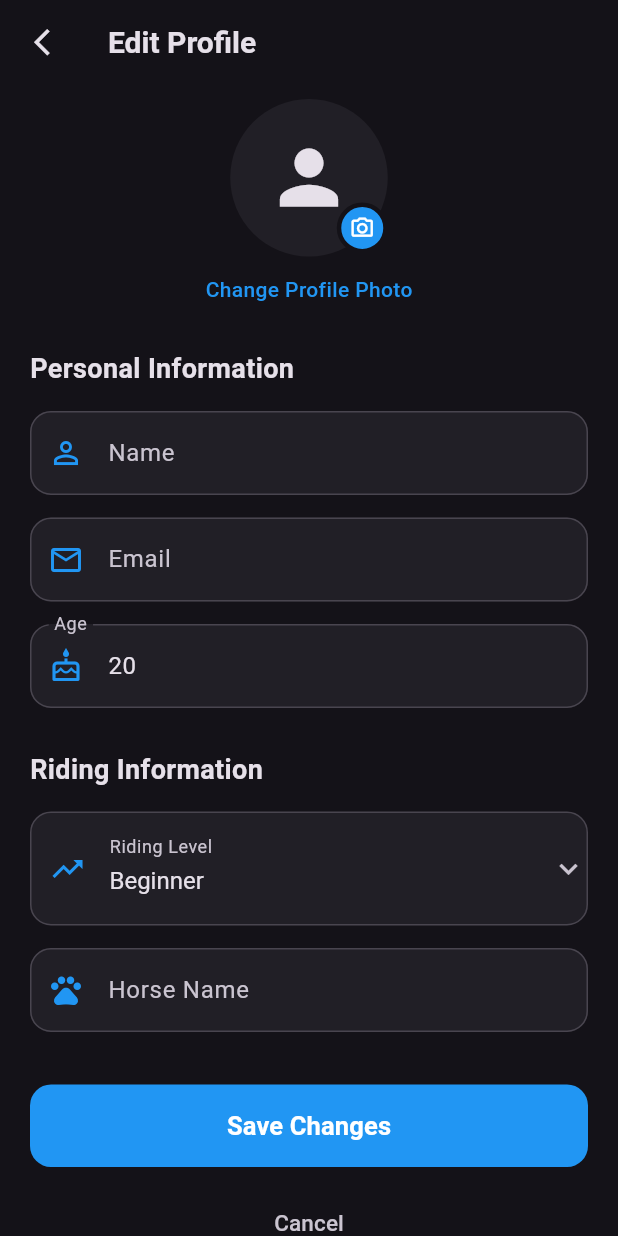
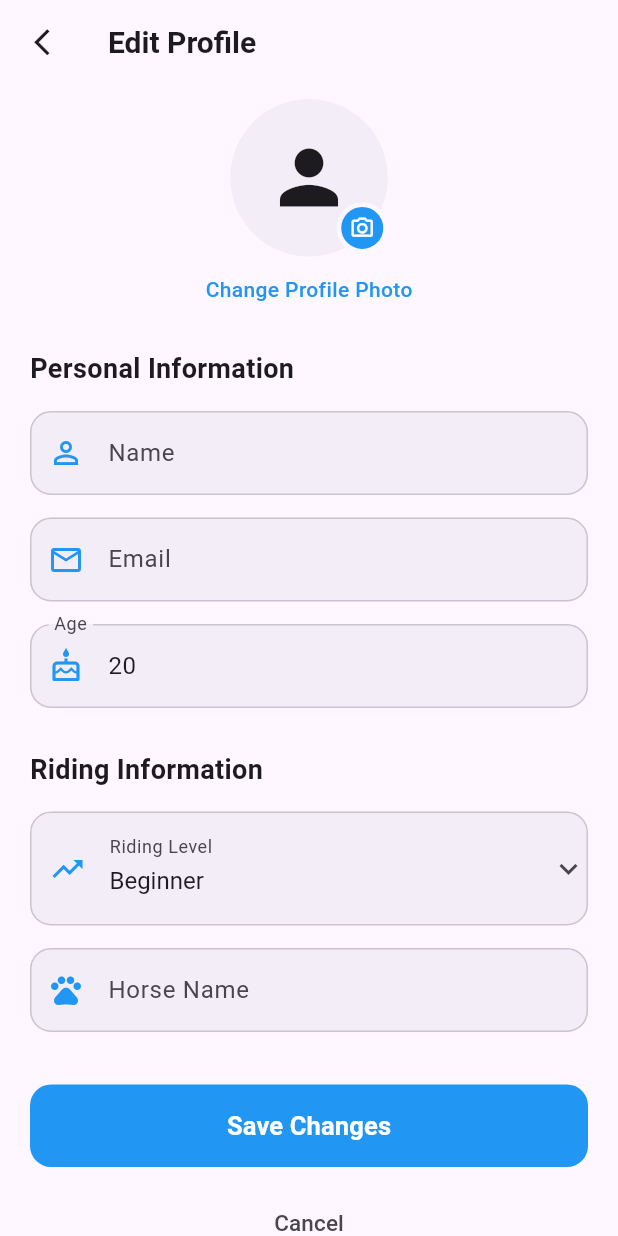
Before and after one commit to Sreenu-123/Ashwa, a Flutter app: the ProfileScreen screen opened directly with empty values, after a tap on "Edit Profile", on a phone screen of 412 x 824 dp. Run offline on Flutter 3.47's test engine with Material 3 defaults, Android fonts, the phone set to English and light mode, and no system bars; our stand-ins replace image_picker, shared_preferences; accounts and stored records are empty.

Commit message:
Update light theme and persist profile image

```diff
--- a/lib/Screens/Home/profile_screen.dart
+++ b/lib/Screens/Home/profile_screen.dart
@@ -1,6 +1,7 @@
 import 'dart:io';
 
 import 'package:flutter/material.dart';
+import 'package:path_provider/path_provider.dart';
 import 'package:shared_preferences/shared_preferences.dart';
 
 import '../Profile/settings_screen.dart';
@@ -18,89 +19,178 @@ class ProfileScreen extends StatefulWidget {
 }
 
 class _ProfileScreenState extends State<ProfileScreen> {
-  // ================= PROFILE DATA =================
-
   String name = 'Rider';
   String email = 'rider@example.com';
   String age = '20';
   String horseName = '';
   String ridingLevel = 'Beginner';
 
-  // ================= PROFILE IMAGE =================
-
   String? profileImagePath;
-
-  // ================= INIT =================
 
   @override
   void initState() {
     super.initState();
-
-    loadProfile();
+    loadProfileData();
   }
 
-  // ================= LOAD PROFILE =================
+  // ============================================================
+  // LOAD PROFILE DATA
+  // ============================================================
 
-  Future<void> loadProfile() async {
+  Future<void> loadProfileData() async {
     final prefs = await SharedPreferences.getInstance();
 
-    if (!mounted) return;
+    final savedName = prefs.getString('profile_name');
+    final savedEmail = prefs.getString('profile_email');
+    final savedAge = prefs.getString('profile_age');
+    final savedHorseName = prefs.getString('profile_horse_name');
+    final savedRidingLevel = prefs.getString('profile_riding_level');
 
-    setState(() {
-      name = prefs.getString('profile_name') ?? 'Rider';
+    // We store ONLY the filename in SharedPreferences.
+    final savedImageName = prefs.getString('profile_image_name');
 
-      email = prefs.getString('profile_email') ?? 'rider@example.com';
+    String? imagePath;
 
-      age = prefs.getString('profile_age') ?? '20';
+    if (savedImageName != null && savedImageName.isNotEmpty) {
+      final directory = await getApplicationSupportDirectory();
 
-      horseName = prefs.getString('profile_horse_name') ?? '';
+      final file = File('${directory.path}/$savedImageName');
 
-      ridingLevel = prefs.getString('profile_riding_level') ?? 'Beginner';
-
-      profileImagePath = prefs.getString('profile_image_path');
-    });
-  }
-
-  // ================= SAVE PROFILE =================
-
-  Future<void> saveProfile(Map result) async {
-    final prefs = await SharedPreferences.getInstance();
-
-    final newName = result['name'] ?? name;
-    final newEmail = result['email'] ?? email;
-    final newAge = result['age'] ?? age;
-    final newHorseName = result['horseName'] ?? horseName;
-    final newRidingLevel = result['ridingLevel'] ?? ridingLevel;
-
-    final newProfileImagePath = result['profileImagePath'] ?? profileImagePath;
-
-    await prefs.setString('profile_name', newName);
-
-    await prefs.setString('profile_email', newEmail);
-
-    await prefs.setString('profile_age', newAge);
-
-    await prefs.setString('profile_horse_name', newHorseName);
-
-    await prefs.setString('profile_riding_level', newRidingLevel);
-
-    if (newProfileImagePath != null) {
-      await prefs.setString('profile_image_path', newProfileImagePath);
+      if (await file.exists()) {
+        imagePath = file.path;
+      }
     }
 
     if (!mounted) return;
 
     setState(() {
-      name = newName;
-      email = newEmail;
-      age = newAge;
-      horseName = newHorseName;
-      ridingLevel = newRidingLevel;
-      profileImagePath = newProfileImagePath;
+      name = savedName ?? 'Rider';
+      email = savedEmail ?? 'rider@example.com';
+      age = savedAge ?? '20';
+      horseName = savedHorseName ?? '';
+      ridingLevel = savedRidingLevel ?? 'Beginner';
+
+      profileImagePath = imagePath;
     });
+
+    debugPrint('Loaded profile image: $imagePath');
   }
 
-  // ================= BUILD =================
+  // ============================================================
+  // SAVE PROFILE DATA
+  // ============================================================
+
+  Future<void> saveProfileData() async {
+    final prefs = await SharedPreferences.getInstance();
+
+    await prefs.setString('profile_name', name);
+    await prefs.setString('profile_email', email);
+    await prefs.setString('profile_age', age);
+    await prefs.setString('profile_horse_name', horseName);
+    await prefs.setString('profile_riding_level', ridingLevel);
+  }
+
+  // ============================================================
+  // SAVE PROFILE IMAGE PERMANENTLY
+  // ============================================================
+
+  Future<String?> saveProfileImage(String imagePath) async {
+    try {
+      final sourceFile = File(imagePath);
+
+      if (!await sourceFile.exists()) {
+        debugPrint('Source image does not exist.');
+        return null;
+      }
+
+      final directory = await getApplicationSupportDirectory();
+
+      const fileName = 'ashwa_profile_image.jpg';
+
+      final permanentFile = File('${directory.path}/$fileName');
+
+      // Read original image bytes.
+      final imageBytes = await sourceFile.readAsBytes();
+
+      // Write image bytes into permanent app storage.
+      await permanentFile.writeAsBytes(imageBytes, flush: true);
+
+      // Save ONLY filename.
+      final prefs = await SharedPreferences.getInstance();
+
+      await prefs.setString('profile_image_name', fileName);
+
+      debugPrint('Profile image permanently saved: ${permanentFile.path}');
+
+      return permanentFile.path;
+    } catch (e) {
+      debugPrint('PROFILE IMAGE SAVE ERROR: $e');
+
+      return null;
+    }
+  }
+
+  // ============================================================
+  // OPEN EDIT PROFILE
+  // ============================================================
+
+  Future<void> openEditProfile() async {
+    final result = await Navigator.push(
+      context,
+      MaterialPageRoute(
+        builder: (context) => EditProfileScreen(
+          name: name,
+          email: email,
+          age: age,
+          horseName: horseName,
+          ridingLevel: ridingLevel,
+          currentProfileImagePath: profileImagePath,
+        ),
+      ),
+    );
+
+    if (result == null || result is! Map) {
+      return;
+    }
+
+    // ----------------------------------------------------------
+    // PROFILE DATA
+    // ----------------------------------------------------------
+
+    setState(() {
+      name = result['name'] ?? name;
+      email = result['email'] ?? email;
+      age = result['age'] ?? age;
+      horseName = result['horseName'] ?? horseName;
+      ridingLevel = result['ridingLevel'] ?? ridingLevel;
+    });
+
+    // ----------------------------------------------------------
+    // PROFILE IMAGE
+    // ----------------------------------------------------------
+
+    final returnedImagePath = result['profileImagePath'];
+
+    if (returnedImagePath != null && returnedImagePath.toString().isNotEmpty) {
+      final savedPath = await saveProfileImage(returnedImagePath.toString());
+
+      if (savedPath != null && mounted) {
+        setState(() {
+          profileImagePath = savedPath;
+        });
+      }
+    }
+
+    // ----------------------------------------------------------
+    // SAVE OTHER DATA
+    // ----------------------------------------------------------
+
+    await saveProfileData();
+  }
+
+  // ============================================================
+  // BUILD
+  // ============================================================
 
   @override
   Widget build(BuildContext context) {
@@ -112,12 +202,13 @@ class _ProfileScreenState extends State<ProfileScreen> {
       body: SafeArea(
         child: SingleChildScrollView(
           physics: const BouncingScrollPhysics(),
-
           padding: const EdgeInsets.all(20),
 
           child: Column(
             children: [
-              // ================= PROFILE =================
+              // ==================================================
+              // PROFILE IMAGE
+              // ==================================================
               CircleAvatar(
                 radius: 48,
 
@@ -138,9 +229,11 @@ class _ProfileScreenState extends State<ProfileScreen> {
 
               const SizedBox(height: 15),
 
+              // ==================================================
+              // NAME
+              // ==================================================
               Text(
                 name,
-
                 style: TextStyle(
                   color: colorScheme.onSurface,
                   fontSize: 24,
@@ -152,7 +245,6 @@ class _ProfileScreenState extends State<ProfileScreen> {
 
               Text(
                 '$ridingLevel Rider',
-
                 style: TextStyle(
                   color: colorScheme.onSurfaceVariant,
                   fontSize: 15,
@@ -161,15 +253,15 @@ class _ProfileScreenState extends State<ProfileScreen> {
 
               const SizedBox(height: 25),
 
-              // ================= STATS =================
+              // ==================================================
+              // STATS
+              // ==================================================
               Container(
                 width: double.infinity,
-
                 padding: const EdgeInsets.symmetric(vertical: 20),
 
                 decoration: BoxDecoration(
                   color: colorScheme.surfaceContainer,
-
                   borderRadius: BorderRadius.circular(20),
                 ),
 
@@ -178,11 +270,8 @@ class _ProfileScreenState extends State<ProfileScreen> {
 
                   children: [
                     profileStat(context, '12', 'Rides'),
-
                     profileStat(context, '8', 'Lessons'),
-
                     profileStat(context, '85%', 'Best Score'),
-
                     profileStat(context, '7 Days', 'Streaks'),
                   ],
                 ),
@@ -190,53 +279,30 @@ class _ProfileScreenState extends State<ProfileScreen> {
 
               const SizedBox(height: 25),
 
-              // ================= EDIT PROFILE =================
+              // ==================================================
+              // EDIT PROFILE
+              // ==================================================
               profileOption(
                 context: context,
-
                 icon: Icons.edit_outlined,
-
                 title: 'Edit Profile',
-
                 subtitle: 'Update your rider information',
-
-                onTap: () async {
-                  final result = await Navigator.push(
-                    context,
-
-                    MaterialPageRoute(
-                      builder: (context) => EditProfileScreen(
-                        name: name,
-                        email: email,
-                        age: age,
-                        horseName: horseName,
-                        ridingLevel: ridingLevel,
-                      ),
-                    ),
-                  );
-
-                  if (result != null && result is Map) {
-                    await saveProfile(result);
-                  }
-                },
+                onTap: openEditProfile,
               ),
 
               const SizedBox(height: 12),
 
-              // ================= ACHIEVEMENTS =================
+              // ==================================================
+              // ACHIEVEMENTS
+              // ==================================================
               profileOption(
                 context: context,
-
                 icon: Icons.emoji_events_outlined,
-
                 title: 'Achievements',
-
                 subtitle: 'View your riding achievements',
-
                 onTap: () {
                   Navigator.push(
                     context,
-
                     MaterialPageRoute(
                       builder: (context) => const AchievementsScreen(),
                     ),
@@ -246,20 +312,17 @@ class _ProfileScreenState extends State<ProfileScreen> {
 
               const SizedBox(height: 12),
 
-              // ================= SETTINGS =================
+              // ==================================================
+              // SETTINGS
+              // ==================================================
               profileOption(
                 context: context,
-
                 icon: Icons.settings_outlined,
-
                 title: 'Settings',
-
                 subtitle: 'Manage your app preferences',
-
                 onTap: () {
                   Navigator.push(
                     context,
-
                     MaterialPageRoute(
                       builder: (context) => SettingsScreen(
                         onThemeChanged: (mode) {
@@ -273,20 +336,17 @@ class _ProfileScreenState extends State<ProfileScreen> {
 
               const SizedBox(height: 12),
 
-              // ================= ABOUT =================
+              // ==================================================
+              // ABOUT
+              // ==================================================
               profileOption(
                 context: context,
-
                 icon: Icons.info_outline,
-
                 title: 'About ASHWA',
-
                 subtitle: 'Learn more about ASHWA',
-
                 onTap: () {
                   Navigator.push(
                     context,
-
                     MaterialPageRoute(
                       builder: (context) => const AboutAshwaScreen(),
                     ),
@@ -300,16 +360,19 @@ class _ProfileScreenState extends State<ProfileScreen> {
     );
   }
 
-  // ================= PROFILE STAT =================
+  // ============================================================
+  // PROFILE STAT
+  // ============================================================
 
   Widget profileStat(BuildContext context, String value, String label) {
     final colorScheme = Theme.of(context).colorScheme;
 
     return Column(
       children: [
+        const SizedBox(height: 0),
+
         Text(
           value,
-
           style: const TextStyle(
             color: Colors.blue,
             fontSize: 20,
@@ -321,14 +384,15 @@ class _ProfileScreenState extends State<ProfileScreen> {
 
         Text(
           label,
-
           style: TextStyle(color: colorScheme.onSurfaceVariant, fontSize: 13),
         ),
       ],
     );
   }
 
-  // ================= PROFILE OPTION =================
+  // ============================================================
+  // PROFILE OPTION
+  // ============================================================
 
   Widget profileOption({
     required BuildContext context,
@@ -357,14 +421,12 @@ class _ProfileScreenState extends State<ProfileScreen> {
 
         child: Row(
           children: [
-            // ================= ICON =================
             Container(
               width: 48,
               height: 48,
 
               decoration: BoxDecoration(
                 color: Colors.blue.withValues(alpha: 0.15),
-
                 borderRadius: BorderRadius.circular(14),
               ),
 
@@ -373,7 +435,6 @@ class _ProfileScreenState extends State<ProfileScreen> {
 
             const SizedBox(width: 15),
 
-            // ================= TEXT =================
             Expanded(
               child: Column(
                 crossAxisAlignment: CrossAxisAlignment.start,
@@ -381,7 +442,6 @@ class _ProfileScreenState extends State<ProfileScreen> {
                 children: [
                   Text(
                     title,
-
                     style: TextStyle(
                       color: colorScheme.onSurface,
                       fontSize: 16,
@@ -393,7 +453,6 @@ class _ProfileScreenState extends State<ProfileScreen> {
 
                   Text(
                     subtitle,
-
                     style: TextStyle(
                       color: colorScheme.onSurfaceVariant,
                       fontSize: 13,
@@ -403,7 +462,6 @@ class _ProfileScreenState extends State<ProfileScreen> {
               ),
             ),
 
-            // ================= ARROW =================
             Icon(
               Icons.arrow_forward_ios,
               color: colorScheme.onSurfaceVariant,
--- a/lib/Screens/Profile/edit_profile_screen.dart
+++ b/lib/Screens/Profile/edit_profile_screen.dart
@@ -9,6 +9,7 @@ class EditProfileScreen extends StatefulWidget {
   final String age;
   final String horseName;
   final String ridingLevel;
+  final String? currentProfileImagePath;
 
   const EditProfileScreen({
     super.key,
@@ -17,6 +18,7 @@ class EditProfileScreen extends StatefulWidget {
     required this.age,
     required this.horseName,
     required this.ridingLevel,
+    this.currentProfileImagePath,
   });
 
   @override
@@ -39,7 +41,7 @@ class _EditProfileScreenState extends State<EditProfileScreen> {
 
   XFile? selectedImage;
 
-  // ================= INIT STATE =================
+  // ================= INIT =================
 
   @override
   void initState() {
@@ -56,18 +58,43 @@ class _EditProfileScreenState extends State<EditProfileScreen> {
     ridingLevel = widget.ridingLevel;
   }
 
-  // ================= PICK PROFILE IMAGE =================
+  // ================= PICK IMAGE =================
 
   Future<void> pickProfileImage() async {
     final ImagePicker picker = ImagePicker();
 
-    final XFile? image = await picker.pickImage(source: ImageSource.gallery);
+    final XFile? image = await picker.pickImage(
+      source: ImageSource.gallery,
+      imageQuality: 90,
+    );
 
-    if (image != null) {
-      setState(() {
-        selectedImage = image;
-      });
+    if (image == null) {
+      return;
     }
+
+    if (!mounted) return;
+
+    setState(() {
+      selectedImage = image;
+    });
+  }
+
+  // ================= SAVE PROFILE =================
+
+  void saveProfile() {
+    final updatedProfile = {
+      'name': nameController.text.trim(),
+      'email': emailController.text.trim(),
+      'age': ageController.text.trim(),
+      'horseName': horseController.text.trim(),
+      'ridingLevel': ridingLevel,
+      'profileImagePath': selectedImage?.path,
+
+      // Return newly selected image.
+      'profileImagePath': selectedImage?.path,
+    };
+
+    Navigator.pop(context, updatedProfile);
   }
 
   // ================= DISPOSE =================
@@ -82,28 +109,6 @@ class _EditProfileScreenState extends State<EditProfileScreen> {
     super.dispose();
   }
 
-  // ================= SAVE PROFILE =================
-
-  void saveProfile() {
-    final updatedProfile = {
-      'name': nameController.text.trim(),
-      'email': emailController.text.trim(),
-      'age': ageController.text.trim(),
-      'horseName': horseController.text.trim(),
-      'ridingLevel': ridingLevel,
-      'profileImagePath': selectedImage?.path,
-    };
-
-    ScaffoldMessenger.of(context).showSnackBar(
-      const SnackBar(
-        content: Text('Profile updated successfully'),
-        backgroundColor: Colors.blue,
-      ),
-    );
-
-    Navigator.pop(context, updatedProfile);
-  }
-
   // ================= BUILD =================
 
   @override
@@ -116,6 +121,7 @@ class _EditProfileScreenState extends State<EditProfileScreen> {
       // ================= APP BAR =================
       appBar: AppBar(
         backgroundColor: Theme.of(context).scaffoldBackgroundColor,
+
         elevation: 0,
 
         leading: IconButton(
@@ -132,6 +138,7 @@ class _EditProfileScreenState extends State<EditProfileScreen> {
 
         title: Text(
           'Edit Profile',
+
           style: TextStyle(
             color: colorScheme.onSurface,
             fontSize: 20,
@@ -153,7 +160,7 @@ class _EditProfileScreenState extends State<EditProfileScreen> {
             crossAxisAlignment: CrossAxisAlignment.start,
 
             children: [
-              // ================= PROFILE PICTURE =================
+              // ================= PROFILE PHOTO =================
               Center(
                 child: Stack(
                   children: [
@@ -175,13 +182,10 @@ class _EditProfileScreenState extends State<EditProfileScreen> {
                                 fit: BoxFit.cover,
                               ),
                             )
-                          : Icon(
-                              Icons.person,
-                              color: colorScheme.onSurface,
-                              size: 58,
-                            ),
+                          : _buildExistingImage(colorScheme),
                     ),
 
+                    // ================= CAMERA BUTTON =================
                     Positioned(
                       right: 0,
                       bottom: 2,
@@ -217,6 +221,7 @@ class _EditProfileScreenState extends State<EditProfileScreen> {
 
               const SizedBox(height: 12),
 
+              // ================= CHANGE PHOTO =================
               Center(
                 child: GestureDetector(
                   onTap: pickProfileImage,
@@ -248,7 +253,7 @@ class _EditProfileScreenState extends State<EditProfileScreen> {
 
               const SizedBox(height: 15),
 
-              // ================= NAME =================
+              // NAME
               profileField(
                 controller: nameController,
                 label: 'Name',
@@ -257,7 +262,7 @@ class _EditProfileScreenState extends State<EditProfileScreen> {
 
               const SizedBox(height: 15),
 
-              // ================= EMAIL =================
+              // EMAIL
               profileField(
                 controller: emailController,
                 label: 'Email',
@@ -267,7 +272,7 @@ class _EditProfileScreenState extends State<EditProfileScreen> {
 
               const SizedBox(height: 15),
 
-              // ================= AGE =================
+              // AGE
               profileField(
                 controller: ageController,
                 label: 'Age',
@@ -297,10 +302,7 @@ class _EditProfileScreenState extends State<EditProfileScreen> {
 
                   borderRadius: BorderRadius.circular(14),
 
-                  border: Border.all(
-                    color: colorScheme.outlineVariant,
-                    width: 1,
-                  ),
+                  border: Border.all(color: colorScheme.outlineVariant),
                 ),
 
                 child: DropdownButtonFormField<String>(
@@ -338,17 +340,14 @@ class _EditProfileScreenState extends State<EditProfileScreen> {
                       value: 'Beginner',
                       child: Text('Beginner'),
                     ),
-
                     DropdownMenuItem(
                       value: 'Intermediate',
                       child: Text('Intermediate'),
                     ),
-
                     DropdownMenuItem(
                       value: 'Advanced',
                       child: Text('Advanced'),
                     ),
-
                     DropdownMenuItem(
                       value: 'Professional',
                       child: Text('Professional'),
@@ -367,7 +366,7 @@ class _EditProfileScreenState extends State<EditProfileScreen> {
 
               const SizedBox(height: 15),
 
-              // ================= HORSE NAME =================
+              // HORSE NAME
               profileField(
                 controller: horseController,
                 label: 'Horse Name',
@@ -376,7 +375,7 @@ class _EditProfileScreenState extends State<EditProfileScreen> {
 
               const SizedBox(height: 35),
 
-              // ================= SAVE BUTTON =================
+              // ================= SAVE =================
               SizedBox(
                 width: double.infinity,
                 height: 55,
@@ -433,6 +432,24 @@ class _EditProfileScreenState extends State<EditProfileScreen> {
     );
   }
 
+  // ================= EXISTING IMAGE =================
+
+  Widget _buildExistingImage(ColorScheme colorScheme) {
+    final path = widget.currentProfileImagePath;
+
+    if (path != null && path.isNotEmpty) {
+      final file = File(path);
+
+      if (file.existsSync()) {
+        return ClipOval(
+          child: Image.file(file, width: 105, height: 105, fit: BoxFit.cover),
+        );
+      }
+    }
+
+    return Icon(Icons.person, color: colorScheme.onSurface, size: 58);
+  }
+
   // ================= PROFILE FIELD =================
 
   Widget profileField({
--- a/pubspec.yaml
+++ b/pubspec.yaml
@@ -29,13 +29,14 @@ environment:
 # versions available, run `flutter pub outdated`.
 dependencies:
   image_picker: ^1.2.0
+
   flutter:
     sdk: flutter
-
   # The following adds the Cupertino Icons font to your application.
   # Use with the CupertinoIcons class for iOS style icons.
   cupertino_icons: ^1.0.8
   shared_preferences: ^2.5.5
+  path_provider: ^2.1.5
 
 dev_dependencies:
   flutter_test:
```
Also changed, not shown: lib/Screens/Splash/splash_screen.dart (+15 -4 lines), lib/main.dart (+5 -4 lines), assets/images/ashwa.png, pubspec.lock, 3 other files.
